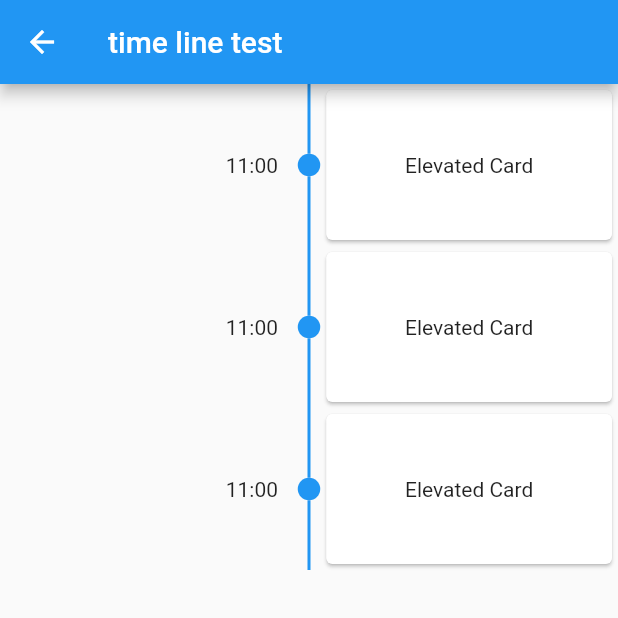
After one commit to yujin9747/Schedule_management, a Flutter app: the TimeLine screen opened by its route, on a phone screen of 412 x 824 dp, the top half of it. The commit adds this screen. Run offline on Flutter 3.47's test engine with Material 2 defaults, Android fonts, the phone set to English and light mode, and no system bars; drawn by our look-alikes of timelines; our stand-ins replace card_swiper, cloud_firestore, firebase_auth, firebase_core, flutter_form_builder, form_builder_validators and 2 more; accounts and stored records are empty.

Commit message:
timeline.dart : 패키지 사용 연습 -> 참고용

```diff
--- a/lib/main.dart
+++ b/lib/main.dart
@@ -2,6 +2,7 @@ import 'package:flutter/cupertino.dart';
 import 'package:flutter/material.dart';
 import 'package:scheduling/addSchedule.dart';
 import 'package:scheduling/login.dart';
+import 'package:scheduling/timeline.dart';
 import 'Home.dart';
 import 'Recharge.dart';
 import 'package:firebase_core/firebase_core.dart';
@@ -29,6 +30,7 @@ class MyApp extends StatelessWidget {
         '/recharge':(context) => Recharge(),
         '/login' : (context) => Login(),
         '/addSchedule' : (context) => AddSchedule(),
+        '/timeline':(context) => TimeLine(),
       },
       debugShowCheckedModeBanner: false,
     );
--- /dev/null
+++ b/lib/timeline.dart
@@ -0,0 +1,67 @@
+/*
+* Timelines 패키지 연습 해 본 자료
+*
+* 타임 라인 축이 화면 정 가운데 위치해 있는 상태
+* -> 왼쪽으로 치우쳐져 있어 일정 정보가 담긴 타일을 크게 만들 수 있도록 변경하는 방법 찾기
+* ㄴ
+* */
+
+import 'package:flutter/cupertino.dart';
+import 'package:flutter/material.dart';
+import 'package:timelines/timelines.dart';
+
+class TimeLine extends StatefulWidget{
+  @override
+  State<StatefulWidget> createState() {
+    return _TimeLine();
+  }
+}
+
+class _TimeLine extends State<TimeLine> {
+  @override
+  Widget build(BuildContext context) {
+    return Scaffold(
+      appBar: AppBar(
+        title: Text("time line test"),
+      ),
+      body: FixedTimeline.tileBuilder(
+        builder: TimelineTileBuilder.connectedFromStyle(
+          itemCount: 3,
+          connectorStyleBuilder: (context, index) => ConnectorStyle.solidLine,
+          indicatorStyleBuilder: (context, index) => IndicatorStyle.dot,
+          contentsAlign: ContentsAlign.basic,
+          oppositeContentsBuilder: (context, index) => Padding(
+            padding: const EdgeInsets.all(8.0),
+            child: SizedBox(
+              width: 40,
+              child: Text('11:00'),
+            ),
+          ),
+          contentsBuilder: (context, index) => TimeLineCard(),
+        ),
+      ),
+    );
+  }
+}
+
+class TimeLineCard extends StatelessWidget{
+  late final title;
+  late final memo;
+  late final where;
+  late final category;
+  late final startTime;
+  late final endTime;
+  late final finished;
+
+  @override
+  Widget build(BuildContext context) {
+    return Card(
+      child: SizedBox(
+        width: 500,
+        height: 100,
+        child: Center(child: Text('Elevated Card')),
+      ),
+    );
+  }
+
+}
--- a/pubspec.yaml
+++ b/pubspec.yaml
@@ -48,6 +48,7 @@ dependencies:
   flutter_form_builder: ^7.7.0
   form_builder_validators: ^8.4.0
   cloud_firestore: ^3.5.1
+  timelines: ^0.1.0
 
 dev_dependencies:
   flutter_test:
```
Also changed, not shown: pubspec.lock.
